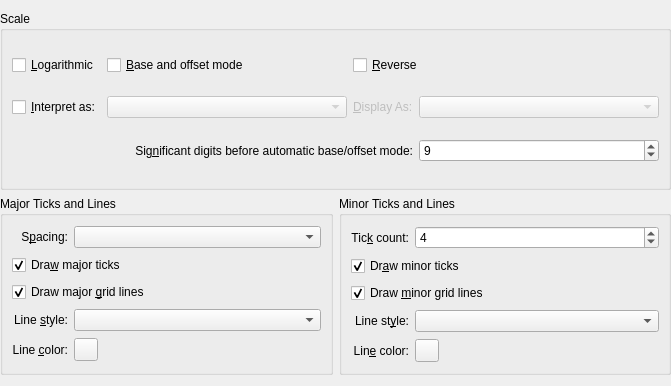
Above: src/libkstapp/axistab.ui from Kst-plot/kst before the change. Below: the same form after it.
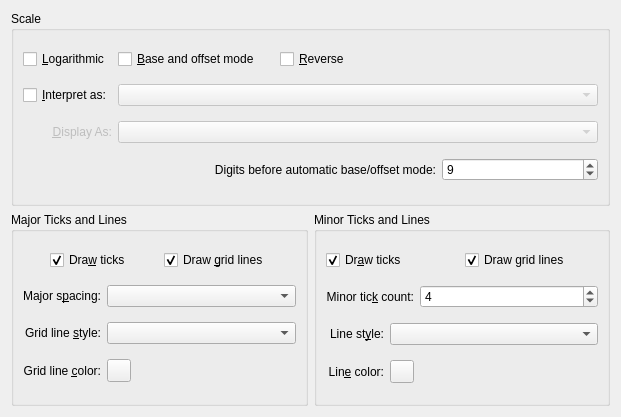
That is the form after the change. Custom widgets are drawn as their Qt base class.

```diff
--- a/src/libkstapp/axistab.ui
+++ b/src/libkstapp/axistab.ui
@@ -5,26 +5,20 @@
    <rect>
     <x>0</x>
     <y>0</y>
-    <width>671</width>
-    <height>386</height>
+    <width>621</width>
+    <height>417</height>
    </rect>
   </property>
   <property name="windowTitle" >
    <string>Form</string>
   </property>
-  <layout class="QGridLayout" name="gridLayout_3" >
-   <property name="leftMargin" >
-    <number>0</number>
-   </property>
-   <property name="rightMargin" >
-    <number>0</number>
-   </property>
+  <layout class="QGridLayout" name="gridLayout_4" >
    <item row="0" column="0" colspan="2" >
     <widget class="QGroupBox" name="_scaleGroup" >
      <property name="title" >
       <string>Scale</string>
      </property>
-     <layout class="QGridLayout" >
+     <layout class="QGridLayout" name="gridLayout_3" >
       <item row="0" column="0" >
        <widget class="QCheckBox" name="_scaleLog" >
         <property name="text" >
@@ -59,20 +53,20 @@
         </property>
        </widget>
       </item>
-      <item row="1" column="1" >
+      <item row="1" column="1" colspan="3" >
        <widget class="QComboBox" name="_scaleInterpretType" >
         <property name="enabled" >
          <bool>false</bool>
         </property>
        </widget>
       </item>
-      <item row="1" column="2" >
+      <item row="2" column="0" >
        <widget class="QLabel" name="_Label_6" >
         <property name="enabled" >
          <bool>false</bool>
         </property>
         <property name="sizePolicy" >
-         <sizepolicy vsizetype="Preferred" hsizetype="Fixed" >
+         <sizepolicy vsizetype="Preferred" hsizetype="Preferred" >
           <horstretch>0</horstretch>
           <verstretch>0</verstretch>
          </sizepolicy>
@@ -80,22 +74,25 @@
         <property name="text" >
          <string>&amp;Display As:</string>
         </property>
+        <property name="alignment" >
+         <set>Qt::AlignRight|Qt::AlignTrailing|Qt::AlignVCenter</set>
+        </property>
         <property name="buddy" >
          <cstring>_scaleDisplayType</cstring>
         </property>
        </widget>
       </item>
-      <item row="1" column="3" >
+      <item row="2" column="1" colspan="3" >
        <widget class="QComboBox" name="_scaleDisplayType" >
         <property name="enabled" >
          <bool>false</bool>
         </property>
        </widget>
       </item>
-      <item row="2" column="0" colspan="3" >
+      <item row="3" column="0" colspan="3" >
        <widget class="QLabel" name="label_2" >
         <property name="text" >
-         <string>Sig&amp;nificant digits before automatic base/offset mode:</string>
+         <string>Digits before automatic base/offset mode:</string>
         </property>
         <property name="alignment" >
          <set>Qt::AlignRight|Qt::AlignTrailing|Qt::AlignVCenter</set>
@@ -105,7 +102,7 @@
         </property>
        </widget>
       </item>
-      <item row="2" column="3" >
+      <item row="3" column="3" >
        <widget class="QSpinBox" name="_significantDigits" >
         <property name="minimum" >
          <number>2</number>
@@ -127,27 +124,72 @@
       <string>Major Ticks and Lines</string>
      </property>
      <layout class="QGridLayout" name="gridLayout" >
-      <item row="2" column="0" colspan="2" >
-       <widget class="QCheckBox" name="_drawAxisMajorTicks" >
+      <item row="0" column="0" colspan="2" >
+       <layout class="QHBoxLayout" name="horizontalLayout" >
+        <item>
+         <widget class="QCheckBox" name="_drawAxisMajorTicks" >
+          <property name="sizePolicy" >
+           <sizepolicy vsizetype="Fixed" hsizetype="Fixed" >
+            <horstretch>0</horstretch>
+            <verstretch>0</verstretch>
+           </sizepolicy>
+          </property>
+          <property name="text" >
+           <string>Dra&amp;w ticks</string>
+          </property>
+          <property name="checked" >
+           <bool>true</bool>
+          </property>
+         </widget>
+        </item>
+        <item>
+         <widget class="QCheckBox" name="_drawAxisMajorGridLines" >
+          <property name="sizePolicy" >
+           <sizepolicy vsizetype="Fixed" hsizetype="Fixed" >
+            <horstretch>0</horstretch>
+            <verstretch>0</verstretch>
+           </sizepolicy>
+          </property>
+          <property name="text" >
+           <string>Draw &amp;grid lines</string>
+          </property>
+          <property name="checked" >
+           <bool>true</bool>
+          </property>
+         </widget>
+        </item>
+       </layout>
+      </item>
+      <item row="1" column="0" >
+       <widget class="QLabel" name="label" >
+        <property name="sizePolicy" >
+         <sizepolicy vsizetype="Preferred" hsizetype="Preferred" >
+          <horstretch>0</horstretch>
+          <verstretch>0</verstretch>
+         </sizepolicy>
+        </property>
         <property name="text" >
-         <string>Dra&amp;w major ticks</string>
+         <string>Major s&amp;pacing:</string>
         </property>
-        <property name="checked" >
-         <bool>true</bool>
+        <property name="alignment" >
+         <set>Qt::AlignRight|Qt::AlignTrailing|Qt::AlignVCenter</set>
         </property>
+        <property name="buddy" >
+         <cstring>_axisMajorTickSpacing</cstring>
+        </property>
        </widget>
       </item>
-      <item row="3" column="0" colspan="2" >
-       <widget class="QCheckBox" name="_drawAxisMajorGridLines" >
-        <property name="text" >
-         <string>Draw major &amp;grid lines</string>
+      <item row="1" column="1" >
+       <widget class="QComboBox" name="_axisMajorTickSpacing" >
+        <property name="sizePolicy" >
+         <sizepolicy vsizetype="Fixed" hsizetype="MinimumExpanding" >
+          <horstretch>0</horstretch>
+          <verstretch>0</verstretch>
+         </sizepolicy>
         </property>
-        <property name="checked" >
-         <bool>true</bool>
-        </property>
        </widget>
       </item>
-      <item row="5" column="0" >
+      <item row="2" column="0" >
        <widget class="QLabel" name="_Label_3" >
         <property name="sizePolicy" >
          <sizepolicy vsizetype="Preferred" hsizetype="Preferred" >
@@ -156,7 +198,7 @@
          </sizepolicy>
         </property>
         <property name="text" >
-         <string>Line &amp;style:</string>
+         <string>Grid line &amp;style:</string>
         </property>
         <property name="alignment" >
          <set>Qt::AlignRight|Qt::AlignTrailing|Qt::AlignVCenter</set>
@@ -166,7 +208,7 @@
         </property>
        </widget>
       </item>
-      <item row="5" column="1" >
+      <item row="2" column="1" >
        <widget class="QComboBox" name="_axisMajorLineStyle" >
         <property name="sizePolicy" >
          <sizepolicy vsizetype="Fixed" hsizetype="MinimumExpanding" >
@@ -176,7 +218,7 @@
         </property>
        </widget>
       </item>
-      <item row="6" column="0" >
+      <item row="3" column="0" >
        <widget class="QLabel" name="label_10" >
         <property name="sizePolicy" >
          <sizepolicy vsizetype="Preferred" hsizetype="Preferred" >
@@ -185,7 +227,7 @@
          </sizepolicy>
         </property>
         <property name="text" >
-         <string>Line &amp;color:</string>
+         <string>Grid line &amp;color:</string>
         </property>
         <property name="alignment" >
          <set>Qt::AlignRight|Qt::AlignTrailing|Qt::AlignVCenter</set>
@@ -195,38 +237,9 @@
         </property>
        </widget>
       </item>
-      <item row="6" column="1" >
+      <item row="3" column="1" >
        <widget class="Kst::ColorButton" name="_axisMajorLineColor" />
       </item>
-      <item row="0" column="0" >
-       <widget class="QLabel" name="label" >
-        <property name="sizePolicy" >
-         <sizepolicy vsizetype="Preferred" hsizetype="Preferred" >
-          <horstretch>0</horstretch>
-          <verstretch>0</verstretch>
-         </sizepolicy>
-        </property>
-        <property name="text" >
-         <string>S&amp;pacing:</string>
-        </property>
-        <property name="alignment" >
-         <set>Qt::AlignRight|Qt::AlignTrailing|Qt::AlignVCenter</set>
-        </property>
-        <property name="buddy" >
-         <cstring>_axisMajorTickSpacing</cstring>
-        </property>
-       </widget>
-      </item>
-      <item row="0" column="1" >
-       <widget class="QComboBox" name="_axisMajorTickSpacing" >
-        <property name="sizePolicy" >
-         <sizepolicy vsizetype="Fixed" hsizetype="MinimumExpanding" >
-          <horstretch>0</horstretch>
-          <verstretch>0</verstretch>
-         </sizepolicy>
-        </property>
-       </widget>
-      </item>
      </layout>
     </widget>
    </item>
@@ -236,27 +249,63 @@
       <string>Minor Ticks and Lines</string>
      </property>
      <layout class="QGridLayout" name="gridLayout_2" >
-      <item row="2" column="0" colspan="2" >
-       <widget class="QCheckBox" name="_drawAxisMinorTicks" >
+      <item row="0" column="0" colspan="3" >
+       <layout class="QHBoxLayout" name="horizontalLayout_2" >
+        <item>
+         <widget class="QCheckBox" name="_drawAxisMinorTicks" >
+          <property name="text" >
+           <string>Dr&amp;aw ticks</string>
+          </property>
+          <property name="checked" >
+           <bool>true</bool>
+          </property>
+         </widget>
+        </item>
+        <item>
+         <widget class="QCheckBox" name="_drawAxisMinorGridLines" >
+          <property name="text" >
+           <string>Draw grid lines</string>
+          </property>
+          <property name="checked" >
+           <bool>true</bool>
+          </property>
+         </widget>
+        </item>
+       </layout>
+      </item>
+      <item row="1" column="0" colspan="2" >
+       <widget class="QLabel" name="label_3" >
         <property name="text" >
-         <string>Dr&amp;aw minor ticks</string>
+         <string>Minor tic&amp;k count:</string>
         </property>
-        <property name="checked" >
-         <bool>true</bool>
+        <property name="alignment" >
+         <set>Qt::AlignRight|Qt::AlignTrailing|Qt::AlignVCenter</set>
         </property>
+        <property name="buddy" >
+         <cstring>_axisMinorTickCount</cstring>
+        </property>
        </widget>
       </item>
-      <item row="3" column="0" colspan="2" >
-       <widget class="QCheckBox" name="_drawAxisMinorGridLines" >
-        <property name="text" >
-         <string>Draw &amp;minor grid lines</string>
+      <item row="1" column="2" >
+       <widget class="QSpinBox" name="_axisMinorTickCount" >
+        <property name="sizePolicy" >
+         <sizepolicy vsizetype="Fixed" hsizetype="MinimumExpanding" >
+          <horstretch>0</horstretch>
+          <verstretch>0</verstretch>
+         </sizepolicy>
         </property>
-        <property name="checked" >
-         <bool>true</bool>
+        <property name="minimum" >
+         <number>1</number>
         </property>
+        <property name="maximum" >
+         <number>10</number>
+        </property>
+        <property name="value" >
+         <number>4</number>
+        </property>
        </widget>
       </item>
-      <item row="5" column="0" >
+      <item row="2" column="0" >
        <widget class="QLabel" name="_axisMinorLineStyleLabel" >
         <property name="text" >
          <string>Line st&amp;yle:</string>
@@ -269,7 +318,7 @@
         </property>
        </widget>
       </item>
-      <item row="5" column="1" >
+      <item row="2" column="1" colspan="2" >
        <widget class="QComboBox" name="_axisMinorLineStyle" >
         <property name="sizePolicy" >
          <sizepolicy vsizetype="Fixed" hsizetype="MinimumExpanding" >
@@ -279,7 +328,7 @@
         </property>
        </widget>
       </item>
-      <item row="6" column="0" >
+      <item row="3" column="0" >
        <widget class="QLabel" name="label_12" >
         <property name="text" >
          <string>Lin&amp;e color:</string>
@@ -292,36 +341,17 @@
         </property>
        </widget>
       </item>
-      <item row="6" column="1" >
+      <item row="3" column="1" >
        <widget class="Kst::ColorButton" name="_axisMinorLineColor" />
       </item>
-      <item row="1" column="0" >
-       <widget class="QLabel" name="label_3" >
-        <property name="text" >
-         <string>Tic&amp;k count:</string>
-        </property>
-        <property name="alignment" >
-         <set>Qt::AlignRight|Qt::AlignTrailing|Qt::AlignVCenter</set>
-        </property>
-        <property name="buddy" >
-         <cstring>_axisMinorTickCount</cstring>
-        </property>
-       </widget>
-      </item>
-      <item row="1" column="1" >
-       <widget class="QSpinBox" name="_axisMinorTickCount" >
-        <property name="minimum" >
-         <number>1</number>
-        </property>
-        <property name="maximum" >
-         <number>10</number>
-        </property>
-        <property name="value" >
-         <number>4</number>
-        </property>
-       </widget>
-      </item>
      </layout>
+     <zorder>_axisMinorLineStyleLabel</zorder>
+     <zorder>_axisMinorLineStyle</zorder>
+     <zorder>label_12</zorder>
+     <zorder>label_3</zorder>
+     <zorder>_axisMinorTickCount</zorder>
+     <zorder>horizontalLayoutWidget_2</zorder>
+     <zorder>_axisMinorLineColor</zorder>
     </widget>
    </item>
   </layout>
```
